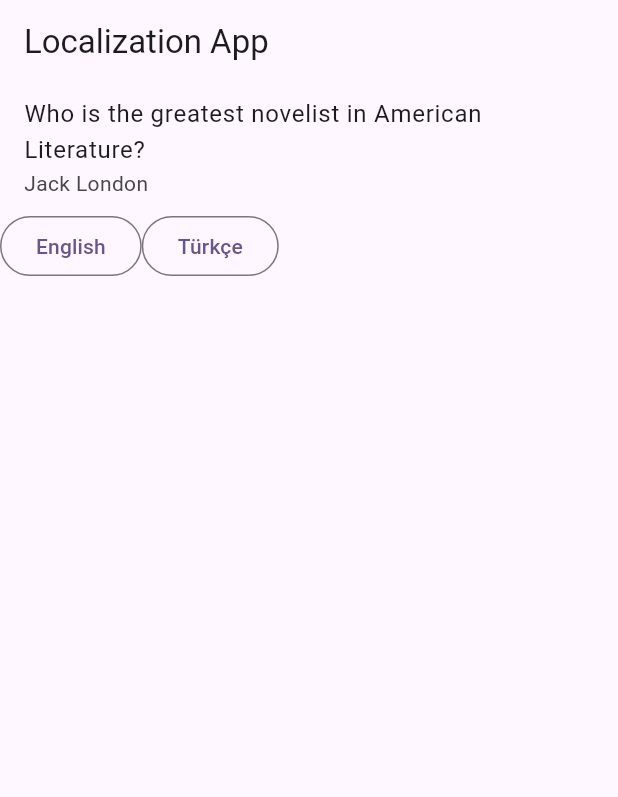
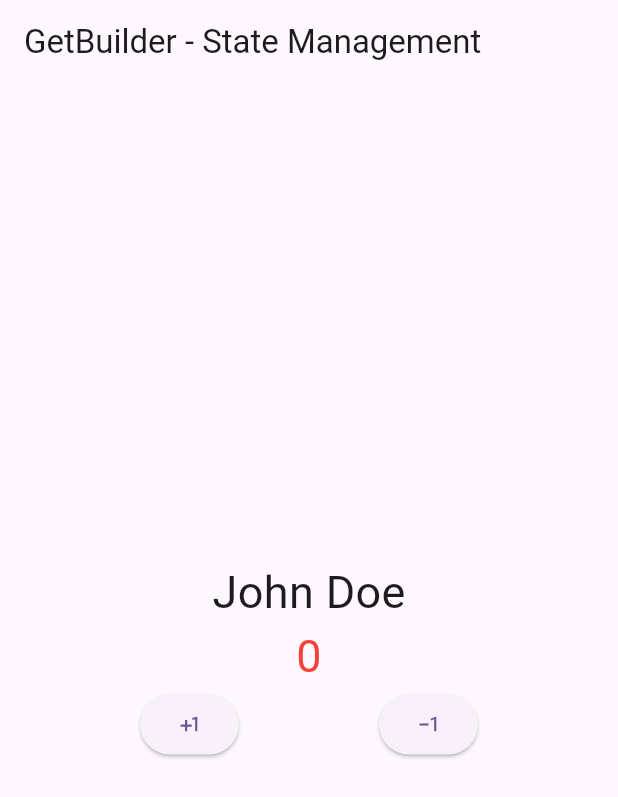
Before and after one commit to busrakk/app-with-getx, a Flutter app: the screen it shows after launch, on a phone screen of 412 x 824 dp. Shown: the top 797 px of the screen. Run offline on Flutter 3.47's test engine with Material 2 defaults, Android fonts, the phone set to English and light mode, and no system bars; our stand-ins replace get.

Commit message:
add getx state management

```diff
--- /dev/null
+++ b/lib/controllers/home_controller.dart
@@ -0,0 +1,16 @@
+import 'package:get/get.dart';
+
+class HomeController extends GetxController {
+  String name = "John Doe";
+  int counter = 0;
+
+  void incrementCount() {
+    counter = counter == 10 ? 0 : counter + 1;
+    update(); // provider notifyListeners
+  }
+
+  void decrementCount() {
+    counter = counter == 0 ? 10 : counter - 1;
+    update();
+  }
+}
--- a/lib/main.dart
+++ b/lib/main.dart
@@ -1,10 +1,10 @@
 import 'package:flutter/material.dart';
 import 'package:get/get.dart';
 import 'package:getx/home_screen.dart';
-import 'package:getx/language.dart';
 import 'package:getx/languages/languages.dart';
 import 'package:getx/screen_one.dart';
 import 'package:getx/screen_two.dart';
+import 'package:getx/state_mang.dart';
 
 void main() {
   runApp(const MyApp());
@@ -29,7 +29,7 @@ class MyApp extends StatelessWidget {
         colorScheme: ColorScheme.fromSeed(seedColor: Colors.deepPurple),
         useMaterial3: true,
       ),
-      home: const Language(),
+      home: const StateMang(),
 
       locale: const Locale('en', 'US'), // varsayılan dil
       translations: Languages(),
--- /dev/null
+++ b/lib/state_mang.dart
@@ -0,0 +1,62 @@
+import 'package:flutter/material.dart';
+import 'package:get/get_state_manager/get_state_manager.dart';
+import 'package:getx/controllers/home_controller.dart';
+
+class StateMang extends StatefulWidget {
+  const StateMang({super.key});
+
+  @override
+  State<StateMang> createState() => _StateMangState();
+}
+
+class _StateMangState extends State<StateMang> {
+  @override
+  Widget build(BuildContext context) {
+    return Scaffold(
+      appBar: AppBar(
+        title: const Text("GetBuilder - State Management"),
+      ),
+      body: Center(
+        child: Column(
+          mainAxisAlignment: MainAxisAlignment.center,
+          // init: varolan state initialization etme - nesne türetilmesini sağlar
+          // builder: hangi state yönetilecek
+          children: [
+            GetBuilder<HomeController>(
+              builder: (controller) => Column(
+                mainAxisSize: MainAxisSize.min,
+                children: [
+                  Text(
+                    controller.name,
+                    style: const TextStyle(fontSize: 30),
+                  ),
+                  Text(
+                    controller.counter.toString(),
+                    style: const TextStyle(fontSize: 30, color: Colors.red),
+                  ),
+                  Row(
+                    mainAxisAlignment: MainAxisAlignment.spaceEvenly,
+                    mainAxisSize: MainAxisSize.max,
+                    children: [
+                      ElevatedButton(
+                          onPressed: () {
+                            controller.incrementCount();
+                          },
+                          child: const Icon(Icons.plus_one)),
+                      ElevatedButton(
+                          onPressed: () {
+                            controller.decrementCount();
+                          },
+                          child: const Icon(Icons.exposure_minus_1))
+                    ],
+                  )
+                ],
+              ),
+              init: HomeController(),
+            )
+          ],
+        ),
+      ),
+    );
+  }
+}
```
